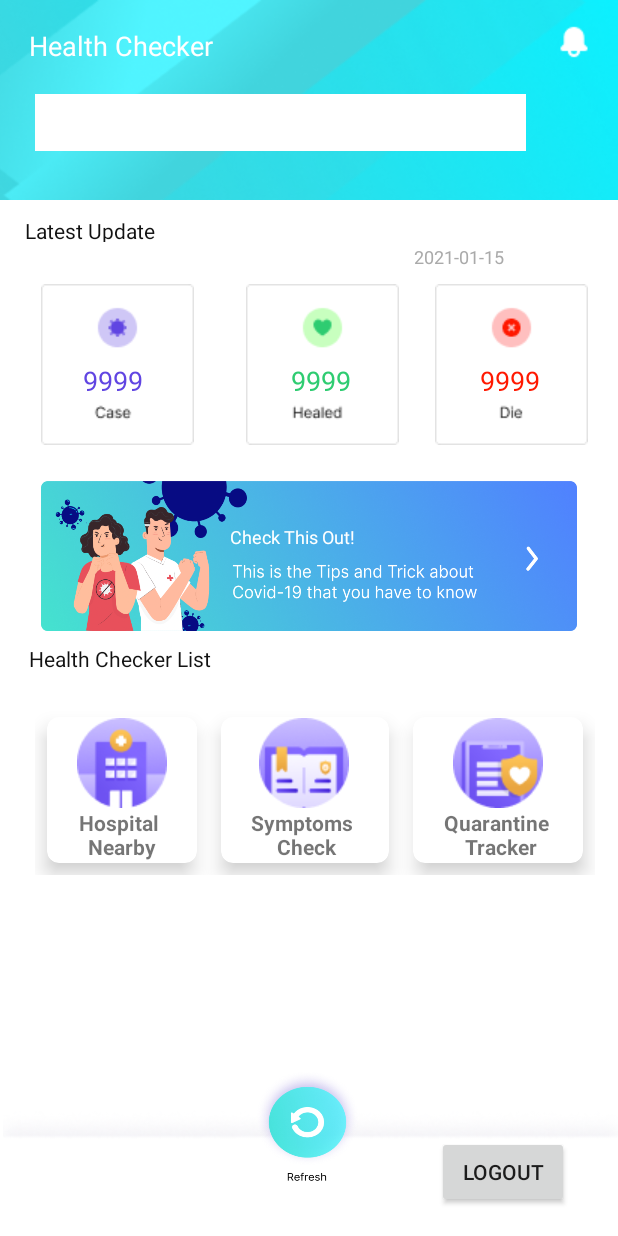
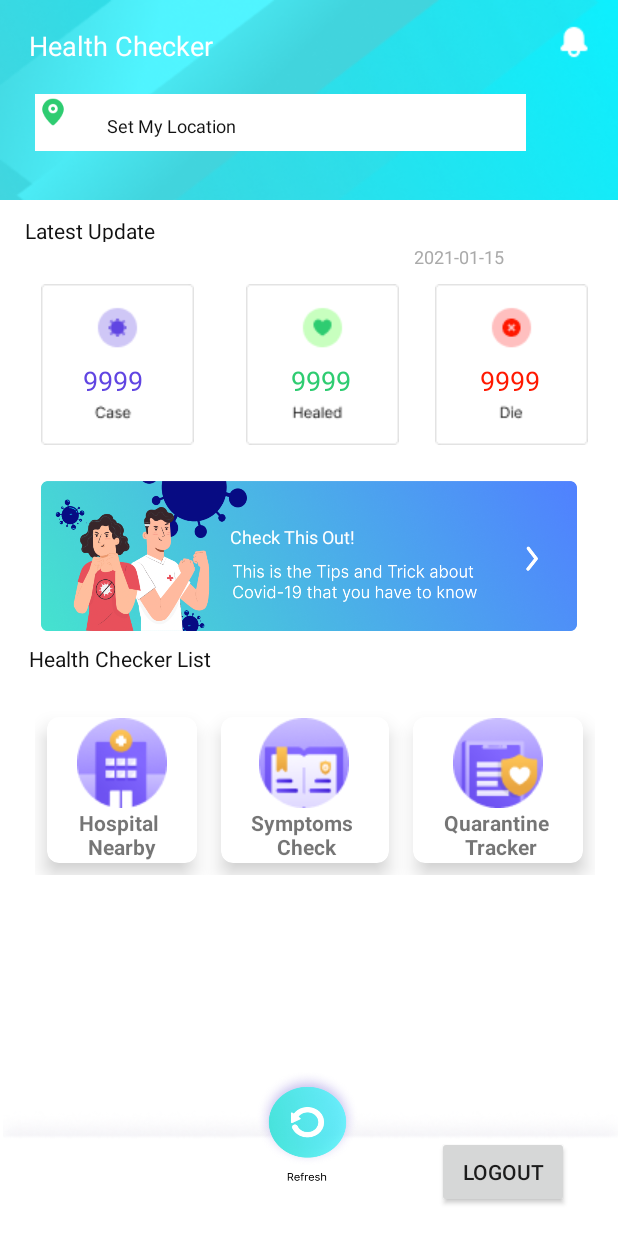
Before and after one commit to xenontopshot/Health-Checker, an Android app: the screen it shows after launch once a user with an empty profile is signed in (MainActivity), on a phone screen of 412 x 824 dp. Run offline under Robolectric (Android 15) with nearby library versions, the phone set to English and light mode, and no system bars; our stand-ins replace Firebase (no records; nobody signed in at launch, a user with empty details on screens opened directly).

Commit message:
Check point, layout webview, youtube

```diff
--- a/app/src/main/java/mmu/edu/my/healthchecker/MainActivity.java
+++ b/app/src/main/java/mmu/edu/my/healthchecker/MainActivity.java
@@ -4,11 +4,8 @@ import androidx.appcompat.app.AppCompatActivity;
 import androidx.cardview.widget.CardView;
 
 import android.content.Intent;
-import android.net.Uri;
-import android.os.AsyncTask;
 import android.os.Bundle;
 import android.os.Handler;
-import android.os.HandlerThread;
 import android.os.Looper;
 import android.util.Log;
 import android.view.View;
@@ -32,7 +29,7 @@ public class MainActivity extends AppCompatActivity {
     TextView tcase;
     TextView thealed;
     TextView tdead;
-    TextView youtube;
+    View youtube;
     TextView addressView;
     TextView dateToday;
     GridLayout mainGrid;
@@ -54,8 +51,8 @@ public class MainActivity extends AppCompatActivity {
         symptoms = findViewById(R.id.checkSymptoms);
         dateToday = findViewById(R.id.Date);
         tracker = findViewById(R.id.tracker);
-        youtube = findViewById(R.id.checkThis);
-        addressView = findViewById(R.id.imageView2);
+        youtube = findViewById(R.id.video);
+        addressView = findViewById(R.id.address);
         mainGrid = (GridLayout) findViewById(R.id.gridLayout);
 
         GetTotal p = new GetTotal();
@@ -74,24 +71,21 @@ public class MainActivity extends AppCompatActivity {
         hospital.setOnClickListener(new View.OnClickListener() {
             @Override
             public void onClick(View v) {
-                Intent browserIntent = new Intent(Intent.ACTION_VIEW, Uri.parse("https://www.google.com/search?q=hospital%20near%20me"));
-                startActivity(browserIntent);
+                startActivity(new Intent(MainActivity.this, hospital.class));
             }
         });
 
         symptoms.setOnClickListener(new View.OnClickListener() {
             @Override
             public void onClick(View v) {
-                Intent browserIntent = new Intent(Intent.ACTION_VIEW, Uri.parse("https://forms.gle/gC65xupS4qWma6YD9"));
-                startActivity(browserIntent);
+                startActivity(new Intent(MainActivity.this, symptomp.class));
             }
         });
 
         youtube.setOnClickListener(new View.OnClickListener() {
             @Override
             public void onClick(View v) {
-                Intent browserIntent = new Intent(Intent.ACTION_VIEW, Uri.parse("https://youtube.com/playlist?list=PL5Jn1YJ9y525Ep0wK_Q2VIQba_ruS-bCy"));
-                startActivity(browserIntent);
+                startActivity(new Intent(MainActivity.this, video.class));
             }
         });
 
--- a/app/src/main/res/layout/activity_main.xml
+++ b/app/src/main/res/layout/activity_main.xml
@@ -35,11 +35,11 @@
         app:layout_constraintEnd_toEndOf="parent"
         app:layout_constraintHorizontal_bias="0.068"
         app:layout_constraintStart_toStartOf="parent"
-        app:layout_constraintTop_toBottomOf="@+id/card_jadipa"
+        app:layout_constraintTop_toBottomOf="@+id/video"
         app:layout_constraintVertical_bias="0.022" />
 
     <View
-        android:id="@+id/card_jadipa"
+        android:id="@+id/video"
         android:layout_width="357dp"
         android:layout_height="124dp"
         android:layout_alignParentLeft="true"
@@ -60,7 +60,7 @@
         android:background="@drawable/header"
         app:layout_constraintBottom_toBottomOf="parent"
         app:layout_constraintEnd_toEndOf="parent"
-        app:layout_constraintHorizontal_bias="1.0"
+        app:layout_constraintHorizontal_bias="0.0"
         app:layout_constraintStart_toStartOf="parent"
         app:layout_constraintTop_toTopOf="parent"
         app:layout_constraintVertical_bias="0.0" />
@@ -100,6 +100,7 @@
         android:layout_width="327dp"
         android:layout_height="38dp"
         android:background="#FFFFFF"
+        android:textAppearance="@style/maps"
         app:layout_constraintBottom_toBottomOf="parent"
         app:layout_constraintEnd_toEndOf="parent"
         app:layout_constraintHorizontal_bias="0.273"
@@ -232,7 +233,7 @@
         app:layout_constraintEnd_toEndOf="parent"
         app:layout_constraintHorizontal_bias="0.6"
         app:layout_constraintStart_toStartOf="parent"
-        app:layout_constraintTop_toBottomOf="@+id/card_jadipa"
+        app:layout_constraintTop_toBottomOf="@+id/video"
         app:layout_constraintVertical_bias="0.171">
 
         <androidx.cardview.widget.CardView
@@ -346,11 +347,11 @@
         android:gravity="top"
         android:text="Check This Out!"
         android:textAppearance="@style/pahlawan_co"
-        app:layout_constraintBottom_toBottomOf="@+id/card_jadipa"
-        app:layout_constraintEnd_toEndOf="@+id/card_jadipa"
+        app:layout_constraintBottom_toBottomOf="@+id/video"
+        app:layout_constraintEnd_toEndOf="@+id/video"
         app:layout_constraintHorizontal_bias="0.501"
-        app:layout_constraintStart_toStartOf="@+id/card_jadipa"
-        app:layout_constraintTop_toTopOf="@+id/card_jadipa"
+        app:layout_constraintStart_toStartOf="@+id/video"
+        app:layout_constraintTop_toTopOf="@+id/video"
         app:layout_constraintVertical_bias="0.478" />
 
     <View
@@ -367,5 +368,31 @@
         app:layout_constraintTop_toTopOf="parent"
         app:layout_constraintVertical_bias="0.953" />
 
+    <ImageView
+        android:id="@+id/imageView4"
+        android:layout_width="25dp"
+        android:layout_height="21dp"
+        app:layout_constraintBottom_toBottomOf="@+id/background_"
+        app:layout_constraintEnd_toEndOf="@+id/background_"
+        app:layout_constraintHorizontal_bias="0.058"
+        app:layout_constraintStart_toStartOf="@+id/background_"
+        app:layout_constraintTop_toTopOf="@+id/background_"
+        app:layout_constraintVertical_bias="0.571"
+        app:srcCompat="@drawable/maps" />
+
+    <TextView
+        android:id="@+id/address"
+        android:layout_width="wrap_content"
+        android:layout_height="wrap_content"
+        android:layout_marginStart="48dp"
+        android:text="Set My Location"
+        android:textAppearance="@style/maps"
+        app:layout_constraintBottom_toBottomOf="@+id/imageView2"
+        app:layout_constraintEnd_toEndOf="@+id/imageView2"
+        app:layout_constraintHorizontal_bias="0.0"
+        app:layout_constraintStart_toStartOf="@+id/imageView2"
+        app:layout_constraintTop_toTopOf="@+id/imageView2"
+        app:layout_constraintVertical_bias="0.59" />
+
 
 </androidx.constraintlayout.widget.ConstraintLayout>
--- a/app/src/main/res/values/style.xml
+++ b/app/src/main/res/values/style.xml
@@ -28,4 +28,8 @@
         <item name="android:textSize">12sp</item>
         <item name="android:textColor">#FFFFFF</item>
     </style>
+    <style name="maps">
+        <item name="android:textSize">12sp</item>
+        <item name="android:textColor">#121212</item>
+    </style>
 </resources>
--- a/app/src/main/res/values/themes.xml
+++ b/app/src/main/res/values/themes.xml
@@ -2,8 +2,8 @@
     <!-- Base application theme. -->
     <style name="Theme.HealthChecker" parent="Theme.MaterialComponents.DayNight.DarkActionBar">
         <!-- Primary brand color. -->
-        <item name="colorPrimary">@color/purple_500</item>
-        <item name="colorPrimaryVariant">@color/purple_700</item>
+        <item name="colorPrimary">@color/quantum_cyanA200</item>
+        <item name="colorPrimaryVariant">@color/quantum_cyanA400</item>
         <item name="colorOnPrimary">@color/white</item>
         <!-- Secondary brand color. -->
         <item name="colorSecondary">@color/teal_200</item>
```
Also changed, not shown: app/src/main/AndroidManifest.xml (+13 -8 lines), app/src/main/java/mmu/edu/my/healthchecker/hospital.java (+23 -0 lines), app/src/main/java/mmu/edu/my/healthchecker/symptomp.java (+30 -0 lines), app/src/main/java/mmu/edu/my/healthchecker/tracker.java (+7 -0 lines), app/src/main/java/mmu/edu/my/healthchecker/video.java (added, +48 -0 lines), app/src/main/res/layout/activity_hospital.xml (+12 -0 lines), app/src/main/res/layout/activity_tracker.xml (+27 -9 lines), app/src/main/res/layout/activity_video.xml (added, +21 -0 lines), app/src/main/res/drawable-v24/maps.png (added).
